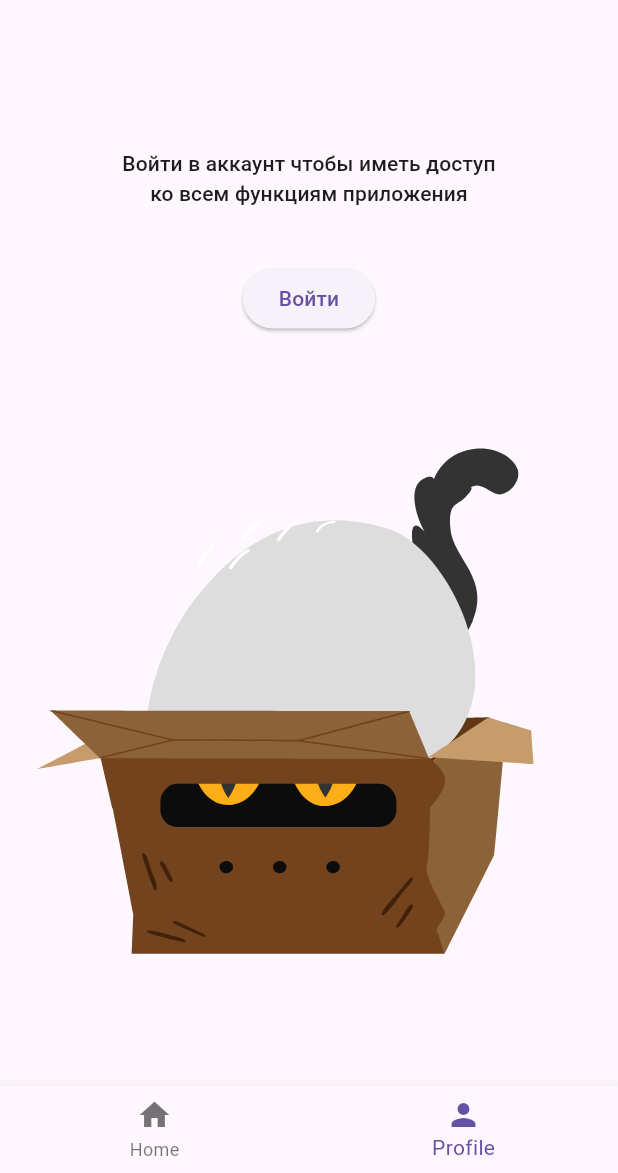
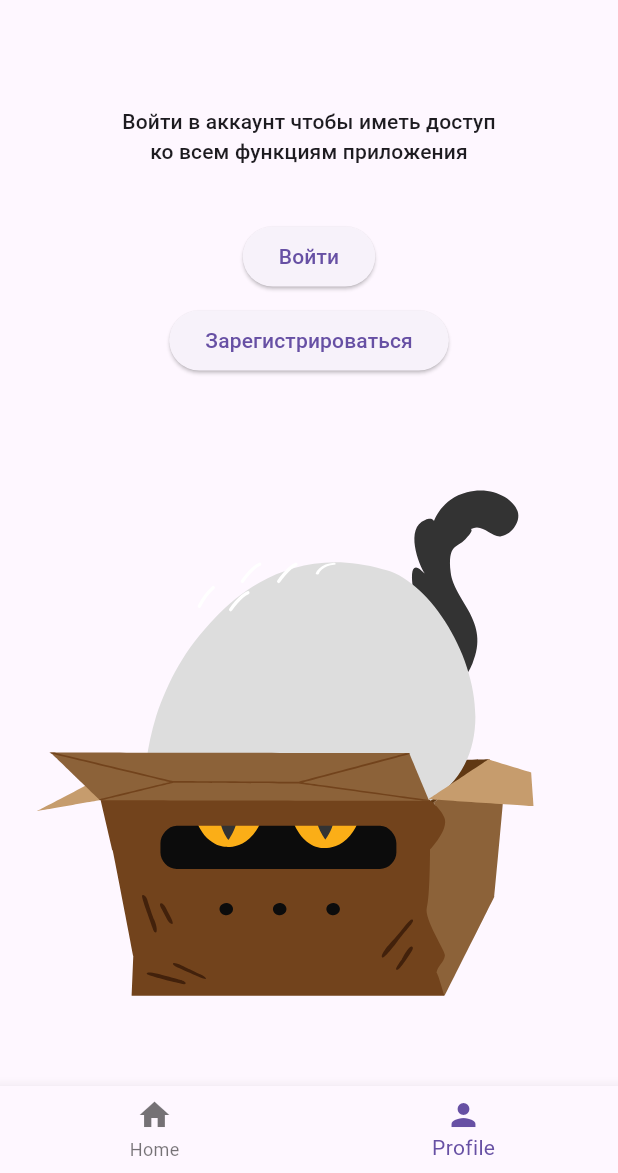
Before and after one commit to internetova/auto_route_example, a Flutter app: the LoginScreen screen opened by its route, on a phone screen of 412 x 824 dp, the part 63-1236 px from its top. Run offline on Flutter 3.47's test engine with Material 3 defaults, Android fonts, the phone set to English and light mode, and no system bars; our stand-ins replace auto_route, lottie.

Commit message:
добавлено флоу регистрации

```diff
--- a/lib/features/profile/screens/login/login_screen.dart
+++ b/lib/features/profile/screens/login/login_screen.dart
@@ -1,5 +1,6 @@
 import 'package:auto_route/auto_route.dart';
 import 'package:auto_route_example/features/profile/services/auth_service.dart';
+import 'package:auto_route_example/navigation/app_router.dart';
 import 'package:flutter/material.dart';
 import 'package:lottie/lottie.dart';
 import 'package:provider/provider.dart';
@@ -45,6 +46,13 @@ class _LoginScreenState extends State<LoginScreen> {
                 },
                 child: Text('Войти'),
               ),
+              SizedBox(height: 8),
+              ElevatedButton(
+                onPressed: () {
+                  context.router.push(RegistrationRoute());
+                },
+                child: Text('Зарегистрироваться'),
+              ),
               SizedBox(height: 36),
               Center(child: Lottie.asset(_animation))
             ],
--- a/lib/navigation/app_router.dart
+++ b/lib/navigation/app_router.dart
@@ -6,8 +6,12 @@ import 'package:auto_route_example/features/profile/screens/login/login_screen.d
 import 'package:auto_route_example/features/profile/screens/profile_flow.dart';
 import 'package:auto_route_example/features/profile/screens/profile_main/profile_main_screen.dart';
 import 'package:auto_route_example/features/profile/screens/user_data/user_data_screen.dart';
+import 'package:auto_route_example/features/registration/screens/enter_otp/enter_otp_screen.dart';
+import 'package:auto_route_example/features/registration/screens/enter_phone/enter_phone_screen.dart';
+import 'package:auto_route_example/features/registration/screens/registration_flow.dart';
 import 'package:auto_route_example/features/splash/splash_screen.dart';
 import 'package:auto_route_example/features/tabs_wrapper/tabs_wrapper_screen.dart';
+import 'package:auto_route_example/uikit/bottom_sheet/modal_bottom_sheet_builder.dart';
 import 'package:flutter/material.dart';
 
 part 'app_router.gr.dart';
@@ -16,44 +20,58 @@ part 'app_router.gr.dart';
 class AppRouter extends RootStackRouter {
   @override
   List<AutoRoute> get routes => [
-    /// Экран инициализации.
-    AutoRoute(page: SplashRoute.page, path: '/splash', initial: true),
+    AutoRoute(page: SplashRoute.page, initial: true),
     _tabsNavigator,
+    _registrationNavigator,
   ];
 }
 
 /// Навигатор для таббара.
 final _tabsNavigator = AutoRoute(
   page: TabsWrapperRoute.page,
-  path: '/tabs-wrapper',
   children: [_mainNavigator, _profileNavigator],
 );
 
 /// Навигация по фиче Главная.
 final _mainNavigator = AutoRoute(
   page: MainRoute.page,
-  path: 'main-flow',
   children: [
-    AutoRoute(page: ColorCatalogRoute.page, path: 'color-catalog'),
-    AutoRoute(page: DetailColorRoute.page, path: 'detail-color'),
+    AutoRoute(page: ColorCatalogRoute.page, initial: true),
+    AutoRoute(page: DetailColorRoute.page),
   ],
 );
 
 /// Навигация по фиче Профиль.
 final _profileNavigator = AutoRoute(
   page: ProfileRoute.page,
-  path: 'profile-flow',
   children: [
     CustomRoute(
       page: ProfileMainRoute.page,
-      path: 'profile-main',
       transitionsBuilder: TransitionsBuilders.fadeIn,
     ),
     CustomRoute(
       page: LoginRoute.page,
-      path: 'login',
       transitionsBuilder: TransitionsBuilders.fadeIn,
     ),
-    AutoRoute(page: UserDataRoute.page, path: 'user-data'),
+    AutoRoute(page: UserDataRoute.page),
   ],
 );
+
+/// Навигация по фиче Регистрация.
+final _registrationNavigator = CustomRoute(
+  page: RegistrationRoute.page,
+  customRouteBuilder: modalBottomSheetBuilder,
+  children: [
+    CustomRoute(
+      page: EnterPhoneRoute.page,
+      initial: true,
+      transitionsBuilder: TransitionsBuilders.slideBottom,
+    ),
+    CustomRoute(
+      page: EnterOtpRoute.page,
+      transitionsBuilder: TransitionsBuilders.slideLeftWithFade,
+      duration: Duration(milliseconds: 150),
+      reverseDuration: Duration(milliseconds: 150),
+    ),
+  ],
+);
```
Also changed, not shown: lib/features/registration/screens/enter_otp/enter_otp_screen.dart (added, +44 -0 lines), lib/features/registration/screens/enter_phone/enter_phone_screen.dart (added, +31 -0 lines), lib/features/registration/screens/registration_flow.dart (added, +25 -0 lines), lib/uikit/bottom_sheet/default_bottom_sheet.dart (added, +36 -0 lines), lib/uikit/bottom_sheet/modal_bottom_sheet_builder.dart (added, +23 -0 lines), lib/navigation/app_router.gr.dart, 1 other file.
